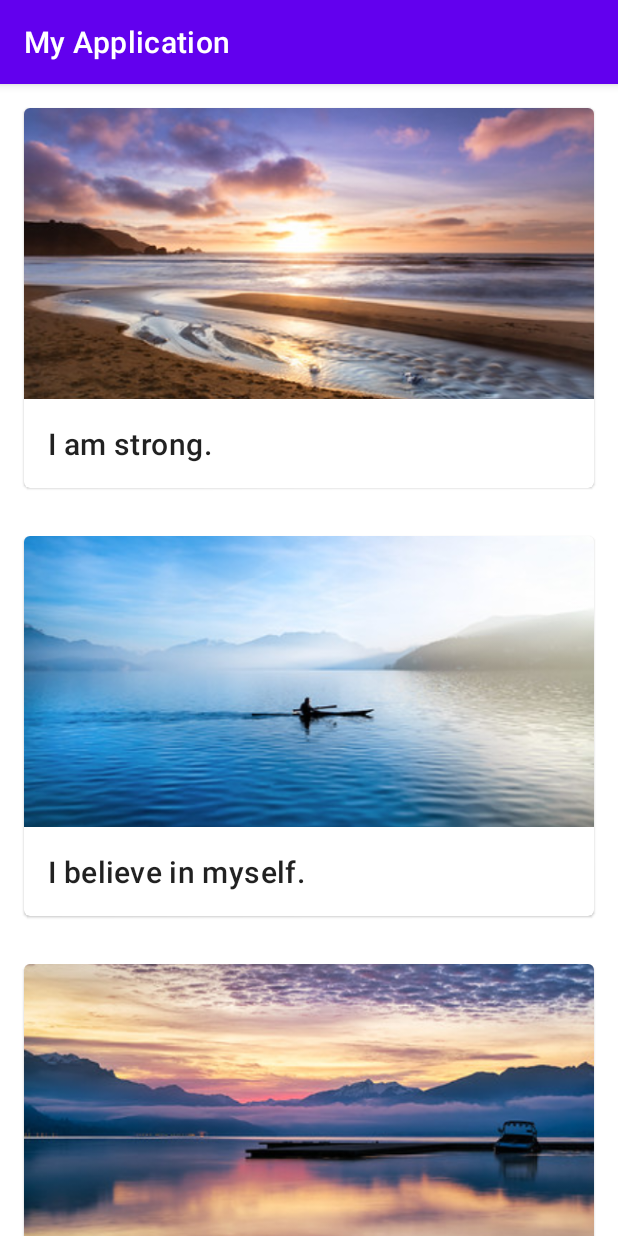
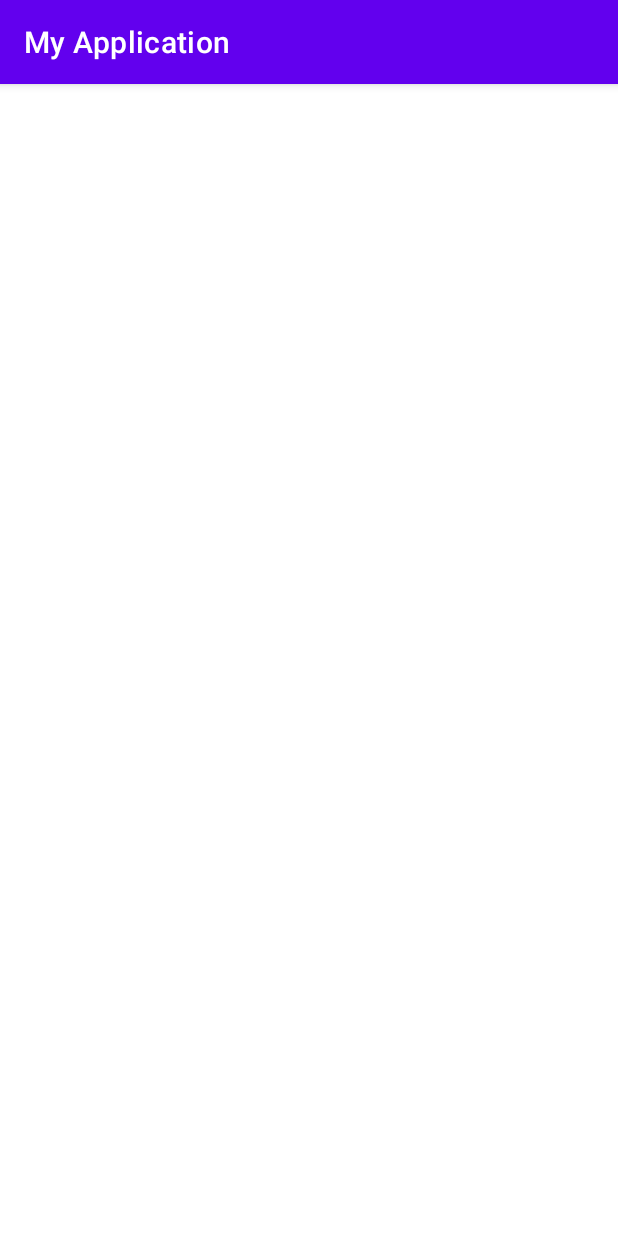
Before and after one commit to shahabsaalami/mft-mashhad-2022-autumn, an Android app: the screen it shows after launch (MainActivity), on a phone screen of 412 x 824 dp. Run offline under Robolectric (Android 15) with nearby library versions, the phone set to English and light mode, and no system bars.

Commit message:
clean code

```diff
--- a/app/src/main/java/com/example/myapplication/MainActivity.kt
+++ b/app/src/main/java/com/example/myapplication/MainActivity.kt
@@ -1,25 +1,13 @@
 package com.example.myapplication
 
 import android.os.Bundle
-import android.widget.TextView
 import androidx.appcompat.app.AppCompatActivity
-import androidx.recyclerview.widget.RecyclerView
-import com.example.myapplication.adapter.ItemAdapter
-import com.example.myapplication.data.DataSource
 
 class MainActivity : AppCompatActivity() {
     override fun onCreate(savedInstanceState: Bundle?) {
         super.onCreate(savedInstanceState)
         setContentView(R.layout.activity_main)
 
-        val recyclerView = findViewById<RecyclerView>(R.id.recycler_view)
-
-        val dataSource =DataSource()
-        val listOfData = dataSource.loadAffirmations()
-
-        recyclerView.adapter= ItemAdapter(this,listOfData)
-        recyclerView.setHasFixedSize(true)
-
 
     }
 
--- a/app/src/main/java/com/example/myapplication/adapter/ItemAdapter.kt
+++ /dev/null
@@ -1,55 +0,0 @@
-package com.example.myapplication.adapter
-
-import android.content.Context
-import android.view.LayoutInflater
-import android.view.View
-import android.view.ViewGroup
-import android.widget.ImageView
-import android.widget.TextView
-import androidx.recyclerview.widget.RecyclerView
-import com.example.myapplication.R
-import com.example.myapplication.model.Affirmation
-/**
- * Adapter for the [RecyclerView] in [MainActivity]. Displays [Affirmation] data object.
- */
-class ItemAdapter(private val context: Context, private val dataset: List<Affirmation>) :
-    RecyclerView.Adapter<ItemAdapter.ItemViewHolder>() {
-
-    // Provide a reference to the views for each data item
-    // Complex data items may need more than one view per item, and
-    // you provide access to all the views for a data item in a view holder.
-    // Each data item is just an Affirmation object.
-    class ItemViewHolder(private val view: View) : RecyclerView.ViewHolder(view) {
-        val textView: TextView = view.findViewById(R.id.item_title)
-        val imageView: ImageView = view.findViewById(R.id.item_image)
-
-    }
-
-    /**
-     * The onCreateViewHolder()method is called by the layout manager to create
-     * new view holders for the RecyclerView (when there are no existing view holders that can be reused).
-     * Remember that a view holder represents a single list item view.
-     * Create new views (invoked by the layout manager)
-     */
-    override fun onCreateViewHolder(parent: ViewGroup, viewType: Int): ItemViewHolder {
-        // create a new view
-        val adapterLayout =
-            LayoutInflater.from(parent.context).inflate(R.layout.list_item, parent, false)
-        return ItemViewHolder(adapterLayout)
-    }
-
-    /**
-     *     The last method you need to override is onBindViewHolder().
-     *     This method is called by the layout manager in order to replace the contents of a list item view.
-     */
-    override fun onBindViewHolder(holder: ItemViewHolder, position: Int) {
-        val item = dataset[position]
-        holder.textView.text = context.getText(item.stringResourceId)
-        holder.imageView.setImageResource(item.imageResourceId)
-
-    }
-
-    override fun getItemCount(): Int {
-        return dataset.size
-    }
-}
--- a/app/src/main/java/com/example/myapplication/data/DataSource.kt
+++ /dev/null
@@ -1,22 +0,0 @@
-package com.example.myapplication.data
-
-import com.example.myapplication.R
-import com.example.myapplication.model.Affirmation
-
-class DataSource {
-    fun loadAffirmations(): List<Affirmation> {
-        val list = listOf<Affirmation>(
-            Affirmation(R.string.affirmation1, R.drawable.image1),
-            Affirmation(R.string.affirmation2, R.drawable.image2),
-            Affirmation(R.string.affirmation3, R.drawable.image3),
-            Affirmation(R.string.affirmation4, R.drawable.image4),
-            Affirmation(R.string.affirmation5, R.drawable.image5),
-            Affirmation(R.string.affirmation6, R.drawable.image6),
-            Affirmation(R.string.affirmation7, R.drawable.image7),
-            Affirmation(R.string.affirmation8, R.drawable.image8),
-            Affirmation(R.string.affirmation9, R.drawable.image9),
-            Affirmation(R.string.affirmation10, R.drawable.image10)
-        )
-        return list
-    }
-}
--- a/app/src/main/java/com/example/myapplication/model/Affirmation.kt
+++ /dev/null
@@ -1,9 +0,0 @@
-package com.example.myapplication.model
-
-import androidx.annotation.DrawableRes
-import androidx.annotation.StringRes
-
-data class Affirmation(@StringRes val stringResourceId: Int,
-                       @DrawableRes val imageResourceId: Int) {
-
-}
--- a/app/src/main/res/layout/activity_main.xml
+++ b/app/src/main/res/layout/activity_main.xml
@@ -7,14 +7,4 @@
     tools:context=".MainActivity">
 
 
-    <androidx.recyclerview.widget.RecyclerView
-        android:layout_width="match_parent"
-        android:id="@+id/recycler_view"
-        android:layout_height="match_parent"
-        app:layout_constraintBottom_toBottomOf="parent"
-        app:layout_constraintEnd_toEndOf="parent"
-        app:layout_constraintStart_toStartOf="parent"
-        android:scrollbars="vertical"
-        app:layoutManager="androidx.recyclerview.widget.LinearLayoutManager"
-        app:layout_constraintTop_toTopOf="parent" />
 </androidx.constraintlayout.widget.ConstraintLayout>
--- a/app/src/main/res/values/strings.xml
+++ b/app/src/main/res/values/strings.xml
@@ -1,14 +1,5 @@
 <resources>
     <string name="app_name">My Application</string>
-    <string name="affirmation1">I am strong.</string>
-    <string name="affirmation2">I believe in myself.</string>
-    <string name="affirmation3">Each day is a new opportunity to grow and be a better version of myself.</string>
-    <string name="affirmation4">Every challenge in my life is an opportunity to learn from.</string>
-    <string name="affirmation5">I have so much to be grateful for.</string>
-    <string name="affirmation6">Good things are always coming into my life.</string>
-    <string name="affirmation7">New opportunities await me at every turn.</string>
-    <string name="affirmation8">I have the courage to follow my heart.</string>
-    <string name="affirmation9">Things will unfold at precisely the right time.</string>
-    <string name="affirmation10">I will be present in all the moments that this day brings.</string>
+
 
 </resources>
```
